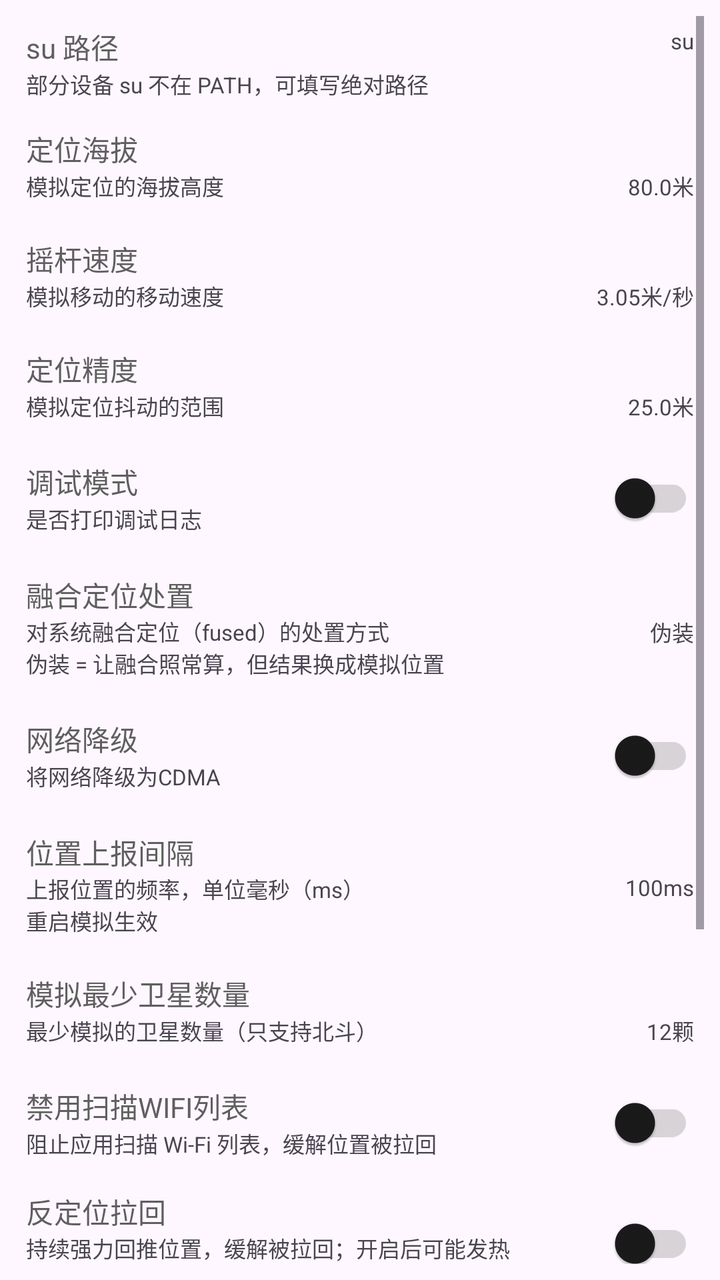
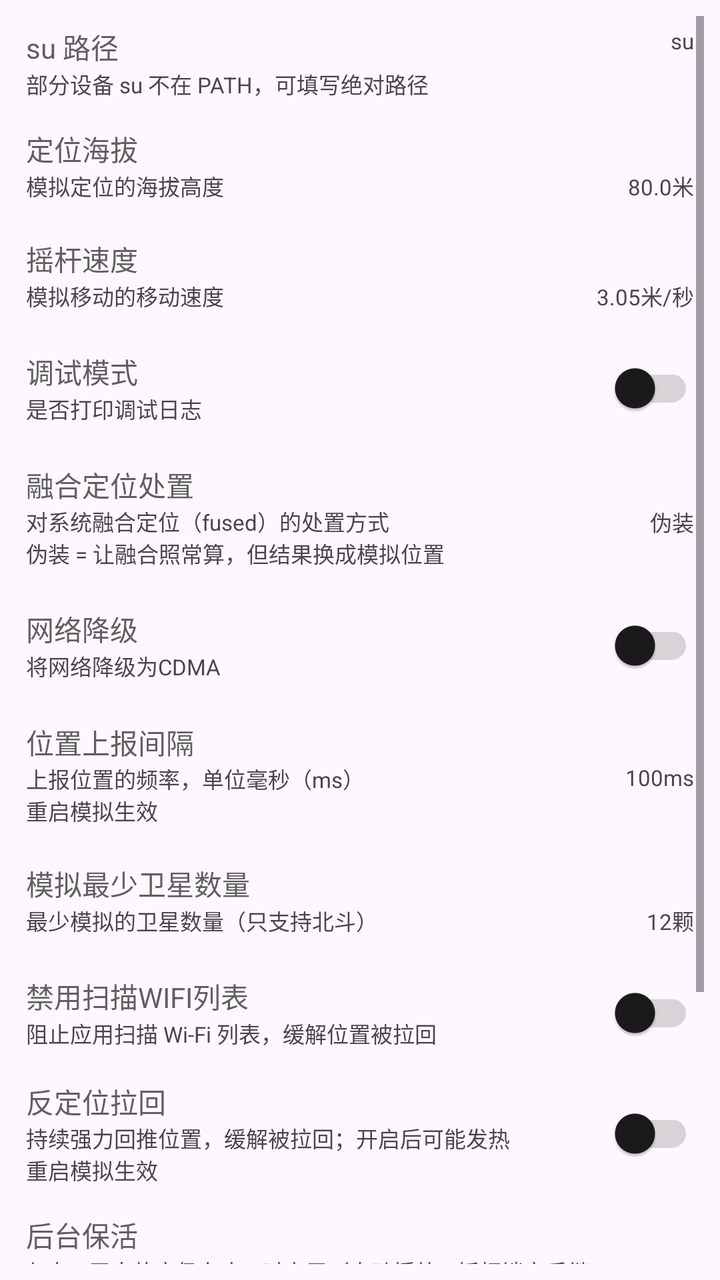

Compare the two renders of this Android layout. The source of the first and the diff that turns it into the second are given below.
<!-- AndroidManifest.xml: application theme AppTheme -->
<!-- res/layout/fragment_settings.xml -->
<?xml version="1.0" encoding="utf-8"?>
<androidx.constraintlayout.widget.ConstraintLayout xmlns:android="http://schemas.android.com/apk/res/android"
    xmlns:app="http://schemas.android.com/apk/res-auto"
    xmlns:tools="http://schemas.android.com/tools"
    android:layout_width="match_parent"
    android:layout_height="match_parent"
    android:padding="8dp"
    tools:context=".ui.settings.SettingsFragment">

    <ScrollView
        android:layout_width="match_parent"
        android:layout_height="0dp"
        app:layout_constraintTop_toTopOf="parent"
        app:layout_constraintStart_toStartOf="parent">

        <LinearLayout
            android:layout_width="match_parent"
            android:layout_height="wrap_content"
            android:orientation="vertical">

            <androidx.constraintlayout.widget.ConstraintLayout
                android:id="@+id/su_path_layout"
                android:layout_width="match_parent"
                android:layout_height="wrap_content"
                android:padding="5dp">

                <com.google.android.material.textview.MaterialTextView
                    android:id="@+id/su_path_title"
                    android:layout_width="0dp"
                    android:layout_height="wrap_content"
                    android:text="su 路径"
                    android:textColor="?attr/colorOnSurfaceVariant"
                    app:layout_constraintStart_toStartOf="parent"
                    app:layout_constraintEnd_toStartOf="@id/su_path_value"
                    app:layout_constraintTop_toTopOf="parent" />

                <com.google.android.material.textview.MaterialTextView
                    android:id="@+id/su_path_desc"
                    android:layout_width="0dp"
                    android:layout_height="wrap_content"
                    android:text="部分设备 su 不在 PATH，可填写绝对路径"
                    android:textSize="11sp"
                    app:layout_constraintStart_toStartOf="parent"
                    app:layout_constraintEnd_toStartOf="@id/su_path_value"
                    app:layout_constraintTop_toBottomOf="@id/su_path_title" />

                <com.google.android.material.textview.MaterialTextView
                    android:id="@+id/su_path_value"
                    android:layout_width="120dp"
                    android:layout_height="wrap_content"
                    android:gravity="end"
                    android:text="su"
                    android:textSize="11sp"
                    app:layout_constraintTop_toTopOf="parent"
                    app:layout_constraintEnd_toEndOf="parent" />

            </androidx.constraintlayout.widget.ConstraintLayout>

            <LinearLayout
                android:id="@+id/selinux_layout"
                android:visibility="gone"
                android:layout_width="match_parent"
                android:layout_height="wrap_content"
                android:gravity="center_vertical"
                android:orientation="horizontal"
                android:padding="5dp">
                <LinearLayout
                    android:layout_width="0dp"
                    android:layout_height="wrap_content"
                    android:layout_weight="1"
                    android:orientation="vertical"
                    android:gravity="center_vertical">
                    <com.google.android.material.textview.MaterialTextView
                        android:layout_width="wrap_content"
                        android:layout_height="wrap_content"
                        android:text="@string/selinux"
                        android:textColor="?attr/colorOnSurfaceVariant" />
                    <com.google.android.material.textview.MaterialTextView
                        android:layout_width="wrap_content"
                        android:layout_height="wrap_content"
                        android:text="@string/need_open_selinux"
                        android:textSize="11sp" />
                </LinearLayout>
                <com.google.android.material.switchmaterial.SwitchMaterial
                    android:id="@+id/selinux_switch"
                    android:layout_width="wrap_content"
                    android:layout_height="wrap_content"
                    android:layout_gravity="center_vertical"/>
            </LinearLayout>

            <androidx.constraintlayout.widget.ConstraintLayout
                android:id="@+id/altitude_layout"
                android:layout_width="match_parent"
                android:layout_height="wrap_content"
                android:gravity="center_vertical"
                android:padding="5dp"
                android:layout_marginTop="4dp"
                android:layout_marginBottom="4dp">

                <com.google.android.material.textview.MaterialTextView
                    android:id="@+id/altitude_title"
                    android:layout_width="0dp"
                    android:layout_height="wrap_content"
                    android:text="@string/altitude"
                    android:textColor="?attr/colorOnSurfaceVariant"
                    app:layout_constraintStart_toStartOf="parent"
                    app:layout_constraintEnd_toStartOf="@id/altitude_value"
                    app:layout_constraintTop_toTopOf="parent"/>

                <com.google.android.material.textview.MaterialTextView
                    android:id="@+id/altitude_desc"
                    android:layout_width="0dp"
                    android:layout_height="wrap_content"
                    android:text="@string/altitude_desc"
                    android:textSize="11sp"
                    app:layout_constraintStart_toStartOf="parent"
                    app:layout_constraintEnd_toStartOf="@id/altitude_value"
                    app:layout_constraintTop_toBottomOf="@id/altitude_title"/>

                <com.google.android.material.textview.MaterialTextView
                    android:id="@+id/altitude_value"
                    android:layout_width="96dp"
                    android:layout_height="wrap_content"
                    android:gravity="end"
                    android:text="80.0米"
                    android:textSize="11sp"
                    app:layout_constraintTop_toBottomOf="@id/altitude_title"
                    app:layout_constraintEnd_toEndOf="parent" />

            </androidx.constraintlayout.widget.ConstraintLayout>

            <androidx.constraintlayout.widget.ConstraintLayout
                android:id="@+id/speed_layout"
                android:layout_width="match_parent"
                android:layout_height="wrap_content"
                android:gravity="center_vertical"
                android:padding="5dp"
                android:layout_marginTop="4dp"
                android:layout_marginBottom="4dp">

                <com.google.android.material.textview.MaterialTextView
                    android:id="@+id/speed_title"
                    android:layout_width="0dp"
                    android:layout_height="wrap_content"
                    android:text="@string/rocker_speed"
                    android:textColor="?attr/colorOnSurfaceVariant"
                    app:layout_constraintStart_toStartOf="parent"
                    app:layout_constraintEnd_toStartOf="@id/speed_value"
                    app:layout_constraintTop_toTopOf="parent"/>

                <com.google.android.material.textview.MaterialTextView
                    android:id="@+id/speed_desc"
                    android:layout_width="0dp"
                    android:layout_height="wrap_content"
                    android:text="@string/rocker_speed_desc"
                    android:textSize="11sp"
                    app:layout_constraintStart_toStartOf="parent"
                    app:layout_constraintEnd_toStartOf="@id/speed_value"
                    app:layout_constraintTop_toBottomOf="@id/speed_title"/>

                <com.google.android.material.textview.MaterialTextView
                    android:id="@+id/speed_value"
                    android:layout_width="96dp"
                    android:layout_height="wrap_content"
                    android:gravity="end"
                    android:text="3.05米/秒"
                    android:textSize="11sp"
                    app:layout_constraintTop_toBottomOf="@id/speed_title"
                    app:layout_constraintEnd_toEndOf="parent" />

            </androidx.constraintlayout.widget.ConstraintLayout>

            <androidx.constraintlayout.widget.ConstraintLayout
                android:id="@+id/accuracy_layout"
                android:layout_width="match_parent"
                android:layout_height="wrap_content"
                android:gravity="center_vertical"
                android:padding="5dp"
                android:layout_marginTop="4dp"
                android:layout_marginBottom="4dp">

                <com.google.android.material.textview.MaterialTextView
                    android:id="@+id/accuracy_title"
                    android:layout_width="0dp"
                    android:layout_height="wrap_content"
                    android:text="@string/accuracy"
                    android:textColor="?attr/colorOnSurfaceVariant"
                    app:layout_constraintStart_toStartOf="parent"
                    app:layout_constraintEnd_toStartOf="@id/accuracy_value"
                    app:layout_constraintTop_toTopOf="parent"/>

                <com.google.android.material.textview.MaterialTextView
                    android:id="@+id/accuracy_desc"
                    android:layout_width="0dp"
                    android:layout_height="wrap_content"
                    android:text="@string/accuracy_desc"
                    android:textSize="11sp"
                    app:layout_constraintStart_toStartOf="parent"
                    app:layout_constraintEnd_toStartOf="@id/accuracy_value"
                    app:layout_constraintTop_toBottomOf="@id/accuracy_title"/>

                <com.google.android.material.textview.MaterialTextView
                    android:id="@+id/accuracy_value"
                    android:layout_width="96dp"
                    android:layout_height="wrap_content"
                    android:gravity="end"
                    android:text="25.0米"
                    android:textSize="11sp"
                    app:layout_constraintTop_toBottomOf="@id/accuracy_title"
                    app:layout_constraintEnd_toEndOf="parent" />

            </androidx.constraintlayout.widget.ConstraintLayout>

            <LinearLayout
                android:id="@+id/debug_layout"
                android:layout_width="match_parent"
                android:layout_height="wrap_content"
                android:padding="5dp"
                android:gravity="center_vertical"
                android:orientation="horizontal">
                <LinearLayout
                    android:layout_width="0dp"
                    android:layout_height="wrap_content"
                    android:layout_weight="1"
                    android:orientation="vertical"
                    android:gravity="center_vertical">
                    <com.google.android.material.textview.MaterialTextView
                        android:layout_width="wrap_content"
                        android:layout_height="wrap_content"
                        android:text="@string/debug"
                        android:textColor="?attr/colorOnSurfaceVariant" />
                    <com.google.android.material.textview.MaterialTextView
                        android:layout_width="wrap_content"
                        android:layout_height="wrap_content"
                        android:text="@string/debug_desc"
                        android:textSize="11sp" />
                </LinearLayout>
                <com.google.android.material.switchmaterial.SwitchMaterial
                    android:id="@+id/debug_switch"
                    android:layout_width="wrap_content"
                    android:layout_height="wrap_content"
                    android:layout_gravity="center_vertical"/>
            </LinearLayout>

            
            <androidx.constraintlayout.widget.ConstraintLayout
                android:id="@+id/dfused_layout"
                android:layout_width="match_parent"
                android:layout_height="wrap_content"
                android:gravity="center_vertical"
                android:padding="5dp"
                android:layout_marginTop="4dp"
                android:layout_marginBottom="4dp">

                <com.google.android.material.textview.MaterialTextView
                    android:id="@+id/dfused_title"
                    android:layout_width="0dp"
                    android:layout_height="wrap_content"
                    android:text="@string/dfused"
                    android:textColor="?attr/colorOnSurfaceVariant"
                    app:layout_constraintStart_toStartOf="parent"
                    app:layout_constraintEnd_toStartOf="@id/dfused_value"
                    app:layout_constraintTop_toTopOf="parent"/>

                <com.google.android.material.textview.MaterialTextView
                    android:id="@+id/dfused_desc"
                    android:layout_width="0dp"
                    android:layout_height="wrap_content"
                    android:text="@string/dfused_desc"
                    android:textSize="11sp"
                    app:layout_constraintStart_toStartOf="parent"
                    app:layout_constraintEnd_toStartOf="@id/dfused_value"
                    app:layout_constraintTop_toBottomOf="@id/dfused_title"/>

                <com.google.android.material.textview.MaterialTextView
                    android:id="@+id/dfused_value"
                    android:layout_width="96dp"
                    android:layout_height="wrap_content"
                    android:gravity="end"
                    android:text="伪装"
                    android:textSize="11sp"
                    app:layout_constraintTop_toBottomOf="@id/dfused_title"
                    app:layout_constraintEnd_toEndOf="parent" />

            </androidx.constraintlayout.widget.ConstraintLayout>

            <LinearLayout
                android:id="@+id/cdma_layout"
                android:layout_width="match_parent"
                android:layout_height="wrap_content"
                android:gravity="center_vertical"
                android:padding="5dp"
                android:orientation="horizontal">
                <LinearLayout
                    android:layout_width="0dp"
                    android:layout_height="wrap_content"
                    android:layout_weight="1"
                    android:orientation="vertical"
                    android:gravity="center_vertical">
                    <com.google.android.material.textview.MaterialTextView
                        android:layout_width="wrap_content"
                        android:layout_height="wrap_content"
                        android:text="@string/cdma"
                        android:textColor="?attr/colorOnSurfaceVariant" />
                    <com.google.android.material.textview.MaterialTextView
                        android:layout_width="wrap_content"
                        android:layout_height="wrap_content"
                        android:text="@string/cdma_desc"
                        android:textSize="11sp" />
                </LinearLayout>
                <com.google.android.material.switchmaterial.SwitchMaterial
                    android:id="@+id/cdma_switch"
                    android:layout_width="wrap_content"
                    android:layout_height="wrap_content"
                    android:layout_gravity="center_vertical"/>
            </LinearLayout>

            <androidx.constraintlayout.widget.ConstraintLayout
                android:id="@+id/report_duration_layout"
                android:layout_width="match_parent"
                android:layout_height="wrap_content"
                android:gravity="center_vertical"
                android:padding="5dp"
                android:layout_marginTop="4dp"
                android:layout_marginBottom="4dp">

                <com.google.android.material.textview.MaterialTextView
                    android:id="@+id/report_duration_title"
                    android:layout_width="0dp"
                    android:layout_height="wrap_content"
                    android:text="@string/item_report_duration_title"
                    android:textColor="?attr/colorOnSurfaceVariant"
                    app:layout_constraintStart_toStartOf="parent"
                    app:layout_constraintEnd_toStartOf="@id/report_duration_value"
                    app:layout_constraintTop_toTopOf="parent"/>

                <com.google.android.material.textview.MaterialTextView
                    android:id="@+id/report_duration_desc"
                    android:layout_width="0dp"
                    android:layout_height="wrap_content"
                    android:text="@string/item_report_duration_desc"
                    android:textSize="11sp"
                    app:layout_constraintStart_toStartOf="parent"
                    app:layout_constraintEnd_toStartOf="@id/report_duration_value"
                    app:layout_constraintTop_toBottomOf="@id/report_duration_title"/>

                <com.google.android.material.textview.MaterialTextView
                    android:id="@+id/report_duration_value"
                    android:layout_width="96dp"
                    android:layout_height="wrap_content"
                    android:gravity="end"
                    android:text="@string/item_report_duration_value"
                    android:textSize="11sp"
                    app:layout_constraintTop_toBottomOf="@id/report_duration_title"
                    app:layout_constraintEnd_toEndOf="parent" />

            </androidx.constraintlayout.widget.ConstraintLayout>


            <androidx.constraintlayout.widget.ConstraintLayout
                android:id="@+id/satellite_count_layout"
                android:layout_width="match_parent"
                android:layout_height="wrap_content"
                android:gravity="center_vertical"
                android:padding="5dp"
                android:layout_marginTop="4dp"
                android:layout_marginBottom="4dp">

                <com.google.android.material.textview.MaterialTextView
                    android:id="@+id/satellite_count_title"
                    android:layout_width="0dp"
                    android:layout_height="wrap_content"
                    android:text="模拟最少卫星数量"
                    android:textColor="?attr/colorOnSurfaceVariant"
                    app:layout_constraintStart_toStartOf="parent"
                    app:layout_constraintEnd_toStartOf="@id/satellite_count_value"
                    app:layout_constraintTop_toTopOf="parent"/>

                <com.google.android.material.textview.MaterialTextView
                    android:id="@+id/satellite_count_desc"
                    android:layout_width="0dp"
                    android:layout_height="wrap_content"
                    android:text="最少模拟的卫星数量（只支持北斗）"
                    android:textSize="11sp"
                    app:layout_constraintStart_toStartOf="parent"
                    app:layout_constraintEnd_toStartOf="@id/satellite_count_value"
                    app:layout_constraintTop_toBottomOf="@id/satellite_count_title"/>

                <com.google.android.material.textview.MaterialTextView
                    android:id="@+id/satellite_count_value"
                    android:layout_width="96dp"
                    android:layout_height="wrap_content"
                    android:gravity="end"
                    android:text="12颗"
                    android:textSize="11sp"
                    app:layout_constraintTop_toBottomOf="@id/satellite_count_title"
                    app:layout_constraintEnd_toEndOf="parent" />

            </androidx.constraintlayout.widget.ConstraintLayout>

            <LinearLayout
                android:id="@+id/disable_wlan_scan_layout"
                android:layout_width="match_parent"
                android:layout_height="wrap_content"
                android:gravity="center_vertical"
                android:padding="5dp"
                android:orientation="horizontal">
                <LinearLayout
                    android:layout_width="0dp"
                    android:layout_height="wrap_content"
                    android:layout_weight="1"
                    android:orientation="vertical"
                    android:gravity="center_vertical">
                    <com.google.android.material.textview.MaterialTextView
                        android:layout_width="wrap_content"
                        android:layout_height="wrap_content"
                        android:text="禁用扫描WIFI列表"
                        android:textColor="?attr/colorOnSurfaceVariant" />
                    <com.google.android.material.textview.MaterialTextView
                        android:layout_width="wrap_content"
                        android:layout_height="wrap_content"
                        android:text="阻止应用扫描 Wi-Fi 列表，缓解位置被拉回"
                        android:textSize="11sp" />
                </LinearLayout>
                <com.google.android.material.switchmaterial.SwitchMaterial
                    android:id="@+id/disable_wlan_scan_switch"
                    android:layout_width="wrap_content"
                    android:layout_height="wrap_content"
                    android:layout_gravity="center_vertical"/>
            </LinearLayout>

            <LinearLayout
                android:id="@+id/loop_broadcast_location_layout"
                android:layout_width="match_parent"
                android:layout_height="wrap_content"
                android:gravity="center_vertical"
                android:padding="5dp"
                android:orientation="horizontal">
                <LinearLayout
                    android:layout_width="0dp"
                    android:layout_height="wrap_content"
                    android:layout_weight="1"
                    android:orientation="vertical"
                    android:gravity="center_vertical">
                    <com.google.android.material.textview.MaterialTextView
                        android:layout_width="wrap_content"
                        android:layout_height="wrap_content"
                        android:text="反定位拉回"
                        android:textColor="?attr/colorOnSurfaceVariant" />
                    <com.google.android.material.textview.MaterialTextView
                        android:layout_width="wrap_content"
                        android:layout_height="wrap_content"
                        android:text="持续强力回推位置，缓解被拉回；开启后可能发热\n重启模拟生效"
                        android:textSize="11sp" />
                </LinearLayout>
                <com.google.android.material.switchmaterial.SwitchMaterial
                    android:id="@+id/loop_broadcast_location_switch"
                    android:layout_width="wrap_content"
                    android:layout_height="wrap_content"
                    android:layout_gravity="center_vertical"/>
            </LinearLayout>

            
            <LinearLayout
                android:id="@+id/keep_alive_layout"
                android:layout_width="match_parent"
                android:layout_height="wrap_content"
                android:layout_marginTop="4dp"
                android:layout_marginBottom="4dp"
                android:gravity="center_vertical"
                android:orientation="horizontal"
                android:padding="5dp">
                <LinearLayout
                    android:layout_width="0dp"
                    android:layout_height="wrap_content"
                    android:layout_weight="1"
                    android:gravity="center_vertical"
                    android:orientation="vertical">
                    <com.google.android.material.textview.MaterialTextView
                        android:layout_width="wrap_content"
                        android:layout_height="wrap_content"
                        android:text="后台保活"
                        android:textColor="?attr/colorOnSurfaceVariant" />
                    <com.google.android.material.textview.MaterialTextView
                        android:layout_width="wrap_content"
                        android:layout_height="wrap_content"
                        android:text="仅在**无人值守仍在走**时启用（自动播放 / 摇杆锁定后继续走）：\n用前台服务把 App 钉住，防止被系统冻结导致位置停住；空闲时按系统默认省电"
                        android:textSize="11sp" />
                </LinearLayout>
                <com.google.android.material.switchmaterial.SwitchMaterial
                    android:id="@+id/keep_alive_switch"
                    android:layout_width="wrap_content"
                    android:layout_height="wrap_content"
                    android:layout_gravity="center_vertical"/>
            </LinearLayout>

            
            <LinearLayout
                android:id="@+id/battery_optimization_layout"
                android:layout_width="match_parent"
                android:layout_height="wrap_content"
                android:gravity="center_vertical"
                android:orientation="horizontal"
                android:padding="5dp">
                <LinearLayout
                    android:layout_width="0dp"
                    android:layout_height="wrap_content"
                    android:layout_weight="1"
                    android:gravity="center_vertical"
                    android:orientation="vertical">
                    <com.google.android.material.textview.MaterialTextView
                        android:layout_width="wrap_content"
                        android:layout_height="wrap_content"
                        android:text="电池优化白名单"
                        android:textColor="?attr/colorOnSurfaceVariant" />
                    <com.google.android.material.textview.MaterialTextView
                        android:id="@+id/battery_optimization_state"
                        android:layout_width="wrap_content"
                        android:layout_height="wrap_content"
                        android:text="读取中…"
                        android:textSize="11sp" />
                </LinearLayout>
            </LinearLayout>

            <LinearLayout
                android:id="@+id/allow_landscape_layout"
                android:layout_width="match_parent"
                android:layout_height="wrap_content"
                android:gravity="center_vertical"
                android:padding="5dp"
                android:orientation="horizontal">
                <LinearLayout
                    android:layout_width="0dp"
                    android:layout_height="wrap_content"
                    android:layout_weight="1"
                    android:orientation="vertical"
                    android:gravity="center_vertical">
                    <com.google.android.material.textview.MaterialTextView
                        android:layout_width="wrap_content"
                        android:layout_height="wrap_content"
                        android:text="@string/allow_landscape"
                        android:textColor="?attr/colorOnSurfaceVariant" />
                    <com.google.android.material.textview.MaterialTextView
                        android:layout_width="wrap_content"
                        android:layout_height="wrap_content"
                        android:text="@string/allow_landscape_desc"
                        android:textSize="11sp" />
                </LinearLayout>
                <com.google.android.material.switchmaterial.SwitchMaterial
                    android:id="@+id/allow_landscape_switch"
                    android:layout_width="wrap_content"
                    android:layout_height="wrap_content"
                    android:layout_gravity="center_vertical"/>
            </LinearLayout>

        </LinearLayout>

    </ScrollView>
</androidx.constraintlayout.widget.ConstraintLayout>
<!-- resources referenced by this layout -->
<resources>
  <string name="accuracy">定位精度</string>
  <string name="accuracy_desc">模拟定位抖动的范围</string>
  <string name="allow_landscape">允许横屏</string>
  <string name="allow_landscape_desc">横屏下部分界面可能显示异常</string>
  <string name="altitude">定位海拔</string>
  <string name="altitude_desc">模拟定位的海拔高度</string>
  <string name="cdma">网络降级</string>
  <string name="cdma_desc">将网络降级为CDMA</string>
  <string name="debug">调试模式</string>
  <string name="debug_desc">是否打印调试日志</string>
  <string name="dfused">融合定位处置</string>
  <string name="dfused_desc">对系统融合定位（fused）的处置方式\n伪装 = 让融合照常算，但结果换成模拟位置</string>
  <string name="item_report_duration_desc">上报位置的频率，单位毫秒（ms）\n重启模拟生效</string>
  <string name="item_report_duration_title">位置上报间隔</string>
  <string name="item_report_duration_value">100ms</string>
  <string name="need_open_selinux">是否开启SELinux</string>
  <string name="rocker_speed">摇杆速度</string>
  <string name="rocker_speed_desc">模拟移动的移动速度</string>
  <string name="selinux">SELinux</string>
  <style name="AppTheme" parent="Theme.Material3.Light.NoActionBar">
          
          <item name="colorPrimary">#5F5F5F</item>
          <item name="colorOnPrimary">#FFFFFF</item>
          <item name="colorPrimaryContainer">#E0E0E0</item>
          <item name="colorOnPrimaryContainer">#1E1E1E</item>
          <item name="colorSecondary">#494949</item>
          <item name="colorOnSecondary">#FFFFFF</item>
          <item name="colorSecondaryContainer">#E7E7E7</item>
          <item name="colorOnSecondaryContainer">#2A2A2A</item>
          <item name="colorSurface">#FFFFFF</item>
          <item name="colorOnSurface">#1A1A1A</item>
          <item name="colorSurfaceVariant">#F0F0F0</item>
          <item name="colorOnSurfaceVariant">#5F5F5F</item>
          <item name="colorOutline">#747474</item>
  
          
          <item name="portalFabIconTint">#1A1A1A</item>
  
          
          <item name="android:statusBarColor">@android:color/transparent</item>
          <item name="android:windowDrawsSystemBarBackgrounds">true</item>
          <item name="android:windowTranslucentStatus">true</item>
          <item name="windowActionModeOverlay">true</item>
          <item name="windowActionBar">false</item>
          <item name="windowNoTitle">true</item>
  
          
          <item name="searchViewStyle">@style/Portal.SearchViewStyle</item>
          <item name="sliderStyle">@style/Portal.SliderTheme</item>
          <item name="android:popupMenuStyle">@style/PortalPopupMenuStyle</item>
          
          <item name="switchStyle">@style/Portal.SwitchStyle</item>
      </style>
  <style name="Portal.SearchViewStyle" parent="Widget.AppCompat.SearchView" />
  <style name="Portal.SliderTheme" parent="Widget.Material3.Slider" />
  <style name="PortalPopupMenuStyle" parent="Widget.Material3.PopupMenu">
          <item name="android:popupAnimationStyle">@style/PortalPopupAnimation</item>
      </style>
  <style name="Portal.SwitchStyle" parent="Widget.Material3.CompoundButton.Switch">
          <item name="useMaterialThemeColors">true</item>
          <item name="trackTint">@color/switch_track_tint</item>
      </style>
  <style name="PortalPopupAnimation">
          <item name="android:windowEnterAnimation">@anim/popup_in_top_end</item>
          <item name="android:windowExitAnimation">@anim/popup_out_top_end</item>
      </style>
</resources>

<!-- the commit's change to res/layout/fragment_settings.xml (unified diff, before → after) -->
@@ -170,47 +170,6 @@
 
             </androidx.constraintlayout.widget.ConstraintLayout>
 
-            <androidx.constraintlayout.widget.ConstraintLayout
-                android:id="@+id/accuracy_layout"
-                android:layout_width="match_parent"
-                android:layout_height="wrap_content"
-                android:gravity="center_vertical"
-                android:padding="5dp"
-                android:layout_marginTop="4dp"
-                android:layout_marginBottom="4dp">
-
-                <com.google.android.material.textview.MaterialTextView
-                    android:id="@+id/accuracy_title"
-                    android:layout_width="0dp"
-                    android:layout_height="wrap_content"
-                    android:text="@string/accuracy"
-                    android:textColor="?attr/colorOnSurfaceVariant"
-                    app:layout_constraintStart_toStartOf="parent"
-                    app:layout_constraintEnd_toStartOf="@id/accuracy_value"
-                    app:layout_constraintTop_toTopOf="parent"/>
-
-                <com.google.android.material.textview.MaterialTextView
-                    android:id="@+id/accuracy_desc"
-                    android:layout_width="0dp"
-                    android:layout_height="wrap_content"
-                    android:text="@string/accuracy_desc"
-                    android:textSize="11sp"
-                    app:layout_constraintStart_toStartOf="parent"
-                    app:layout_constraintEnd_toStartOf="@id/accuracy_value"
-                    app:layout_constraintTop_toBottomOf="@id/accuracy_title"/>
-
-                <com.google.android.material.textview.MaterialTextView
-                    android:id="@+id/accuracy_value"
-                    android:layout_width="96dp"
-                    android:layout_height="wrap_content"
-                    android:gravity="end"
-                    android:text="25.0米"
-                    android:textSize="11sp"
-                    app:layout_constraintTop_toBottomOf="@id/accuracy_title"
-                    app:layout_constraintEnd_toEndOf="parent" />
-
-            </androidx.constraintlayout.widget.ConstraintLayout>
-
             <LinearLayout
                 android:id="@+id/debug_layout"
                 android:layout_width="match_parent"
<!-- resource entries referenced after the edit -->
@@ -1,7 +1,5 @@
 <!-- resources referenced by this layout -->
 <resources>
-  <string name="accuracy">定位精度</string>
-  <string name="accuracy_desc">模拟定位抖动的范围</string>
   <string name="allow_landscape">允许横屏</string>
   <string name="allow_landscape_desc">横屏下部分界面可能显示异常</string>
   <string name="altitude">定位海拔</string>
